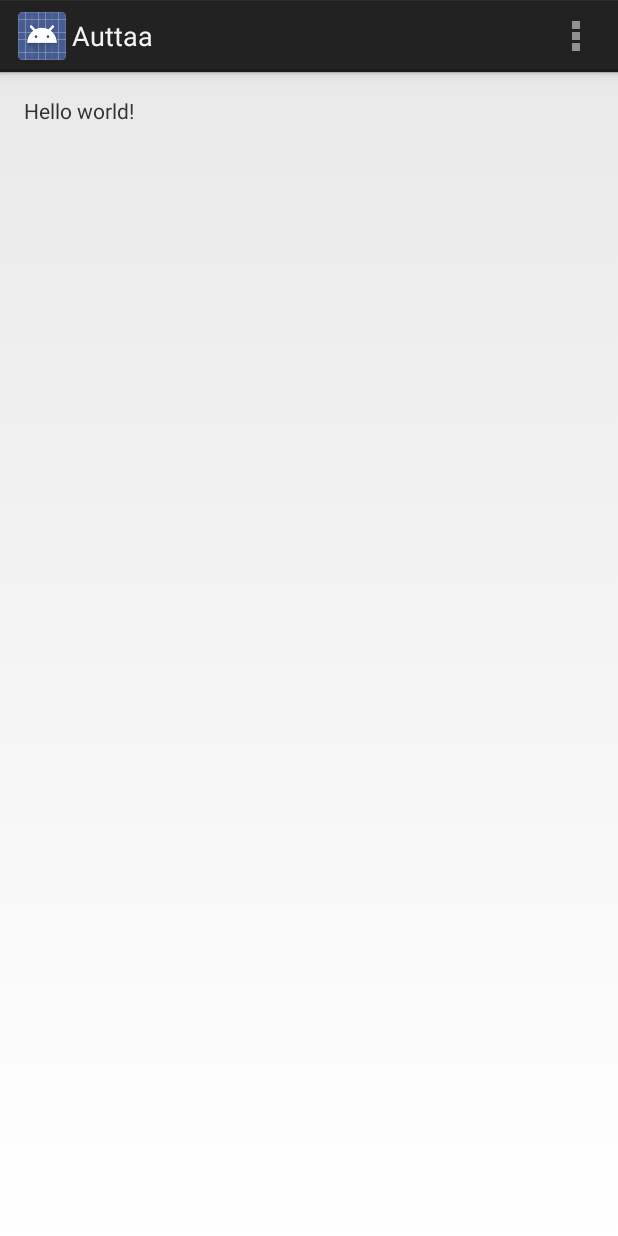
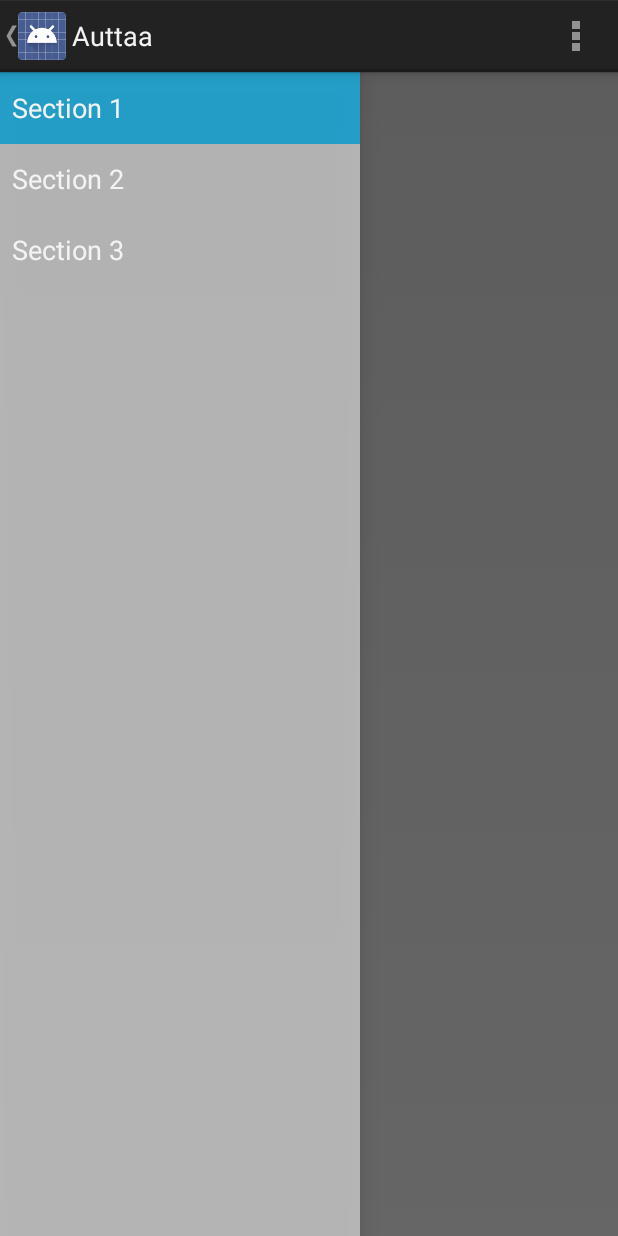
Before and after one commit to stopfaner/android, an Android app: the screen it shows after launch (MainActivity before the commit, NavDrawerActivity after it), on a phone screen of 412 x 824 dp. Run offline under Robolectric (Android 15) with nearby library versions, the phone set to English and light mode, and no system bars; 2 statements that could not run were skipped.

Commit message:
Added NavDrawer Activity Removed MainActivity Updated android manifest

```diff
--- a/app/build.gradle
+++ b/app/build.gradle
@@ -21,4 +21,5 @@ android {
 
 dependencies {
     compile fileTree(dir: 'libs', include: ['*.jar'])
+    compile 'com.android.support:support-v4:20.0.0'
 }
--- a/app/src/main/AndroidManifest.xml
+++ b/app/src/main/AndroidManifest.xml
@@ -8,7 +8,7 @@
         android:label="@string/app_name"
         android:theme="@style/AppTheme" >
         <activity
-            android:name=".MainActivity"
+            android:name=".NavDrawerActivity"
             android:label="@string/app_name" >
             <intent-filter>
                 <action android:name="android.intent.action.MAIN" />
--- a/app/src/main/java/kpi/ua/auttaa/MainActivity.java
+++ /dev/null
@@ -1,36 +0,0 @@
-package kpi.ua.auttaa;
-
-import android.app.Activity;
-import android.os.Bundle;
-import android.view.Menu;
-import android.view.MenuItem;
-
-
-public class MainActivity extends Activity {
-
-    @Override
-    protected void onCreate(Bundle savedInstanceState) {
-        super.onCreate(savedInstanceState);
-        setContentView(R.layout.activity_main);
-    }
-
-
-    @Override
-    public boolean onCreateOptionsMenu(Menu menu) {
-        // Inflate the menu; this adds items to the action bar if it is present.
-        getMenuInflater().inflate(R.menu.main, menu);
-        return true;
-    }
-
-    @Override
-    public boolean onOptionsItemSelected(MenuItem item) {
-        // Handle action bar item clicks here. The action bar will
-        // automatically handle clicks on the Home/Up button, so long
-        // as you specify a parent activity in AndroidManifest.xml.
-        int id = item.getItemId();
-        if (id == R.id.action_settings) {
-            return true;
-        }
-        return super.onOptionsItemSelected(item);
-    }
-}
--- /dev/null
+++ b/app/src/main/java/kpi/ua/auttaa/NavDrawerActivity.java
@@ -0,0 +1,140 @@
+package kpi.ua.auttaa;
+
+import android.app.ActionBar;
+import android.app.Activity;
+import android.app.Fragment;
+import android.app.FragmentManager;
+import android.os.Bundle;
+import android.support.v4.widget.DrawerLayout;
+import android.view.LayoutInflater;
+import android.view.Menu;
+import android.view.MenuItem;
+import android.view.View;
+import android.view.ViewGroup;
+
+
+public class NavDrawerActivity extends Activity
+        implements NavigationDrawerFragment.NavigationDrawerCallbacks {
+
+    /**
+     * Fragment managing the behaviors, interactions and presentation of the navigation drawer.
+     */
+    private NavigationDrawerFragment mNavigationDrawerFragment;
+
+    /**
+     * Used to store the last screen title. For use in {@link #restoreActionBar()}.
+     */
+    private CharSequence mTitle;
+
+    @Override
+    protected void onCreate(Bundle savedInstanceState) {
+        super.onCreate(savedInstanceState);
+        setContentView(R.layout.activity_nav_drawer);
+
+        mNavigationDrawerFragment = (NavigationDrawerFragment)
+                getFragmentManager().findFragmentById(R.id.navigation_drawer);
+        mTitle = getTitle();
+
+        // Set up the drawer.
+        mNavigationDrawerFragment.setUp(
+                R.id.navigation_drawer,
+                (DrawerLayout) findViewById(R.id.drawer_layout));
+    }
+
+    @Override
+    public void onNavigationDrawerItemSelected(int position) {
+        // update the main content by replacing fragments
+        FragmentManager fragmentManager = getFragmentManager();
+        fragmentManager.beginTransaction()
+                .replace(R.id.container, PlaceholderFragment.newInstance(position + 1))
+                .commit();
+    }
+
+    public void onSectionAttached(int number) {
+        switch (number) {
+            case 1:
+                mTitle = getString(R.string.title_section1);
+                break;
+            case 2:
+                mTitle = getString(R.string.title_section2);
+                break;
+            case 3:
+                mTitle = getString(R.string.title_section3);
+                break;
+        }
+    }
+
+    public void restoreActionBar() {
+        ActionBar actionBar = getActionBar();
+        actionBar.setNavigationMode(ActionBar.NAVIGATION_MODE_STANDARD);
+        actionBar.setDisplayShowTitleEnabled(true);
+        actionBar.setTitle(mTitle);
+    }
+
+
+    @Override
+    public boolean onCreateOptionsMenu(Menu menu) {
+        if (!mNavigationDrawerFragment.isDrawerOpen()) {
+            // Only show items in the action bar relevant to this screen
+            // if the drawer is not showing. Otherwise, let the drawer
+            // decide what to show in the action bar.
+            getMenuInflater().inflate(R.menu.nav_drawer, menu);
+            restoreActionBar();
+            return true;
+        }
+        return super.onCreateOptionsMenu(menu);
+    }
+
+    @Override
+    public boolean onOptionsItemSelected(MenuItem item) {
+        // Handle action bar item clicks here. The action bar will
+        // automatically handle clicks on the Home/Up button, so long
+        // as you specify a parent activity in AndroidManifest.xml.
+        int id = item.getItemId();
+        if (id == R.id.action_settings) {
+            return true;
+        }
+        return super.onOptionsItemSelected(item);
+    }
+
+    /**
+     * A placeholder fragment containing a simple view.
+     */
+    public static class PlaceholderFragment extends Fragment {
+        /**
+         * The fragment argument representing the section number for this
+         * fragment.
+         */
+        private static final String ARG_SECTION_NUMBER = "section_number";
+
+        /**
+         * Returns a new instance of this fragment for the given section
+         * number.
+         */
+        public static PlaceholderFragment newInstance(int sectionNumber) {
+            PlaceholderFragment fragment = new PlaceholderFragment();
+            Bundle args = new Bundle();
+            args.putInt(ARG_SECTION_NUMBER, sectionNumber);
+            fragment.setArguments(args);
+            return fragment;
+        }
+
+        public PlaceholderFragment() {
+        }
+
+        @Override
+        public View onCreateView(LayoutInflater inflater, ViewGroup container,
+                Bundle savedInstanceState) {
+            View rootView = inflater.inflate(R.layout.fragment_nav_drawer, container, false);
+            return rootView;
+        }
+
+        @Override
+        public void onAttach(Activity activity) {
+            super.onAttach(activity);
+            ((NavDrawerActivity) activity).onSectionAttached(
+                    getArguments().getInt(ARG_SECTION_NUMBER));
+        }
+    }
+
+}
--- /dev/null
+++ b/app/src/main/java/kpi/ua/auttaa/NavigationDrawerFragment.java
@@ -0,0 +1,282 @@
+package kpi.ua.auttaa;
+
+
+import android.app.ActionBar;
+import android.app.Activity;
+import android.app.Fragment;
+import android.content.SharedPreferences;
+import android.content.res.Configuration;
+import android.os.Bundle;
+import android.preference.PreferenceManager;
+import android.support.v4.app.ActionBarDrawerToggle;
+import android.support.v4.view.GravityCompat;
+import android.support.v4.widget.DrawerLayout;
+import android.view.LayoutInflater;
+import android.view.Menu;
+import android.view.MenuInflater;
+import android.view.MenuItem;
+import android.view.View;
+import android.view.ViewGroup;
+import android.widget.AdapterView;
+import android.widget.ArrayAdapter;
+import android.widget.ListView;
+import android.widget.Toast;
+
+/**
+ * Fragment used for managing interactions for and presentation of a navigation drawer.
+ * See the <a href="https://developer.android.com/design/patterns/navigation-drawer.html#Interaction">
+ * design guidelines</a> for a complete explanation of the behaviors implemented here.
+ */
+public class NavigationDrawerFragment extends Fragment {
+
+    /**
+     * Remember the position of the selected item.
+     */
+    private static final String STATE_SELECTED_POSITION = "selected_navigation_drawer_position";
+
+    /**
+     * Per the design guidelines, you should show the drawer on launch until the user manually
+     * expands it. This shared preference tracks this.
+     */
+    private static final String PREF_USER_LEARNED_DRAWER = "navigation_drawer_learned";
+
+    /**
+     * A pointer to the current callbacks instance (the Activity).
+     */
+    private NavigationDrawerCallbacks mCallbacks;
+
+    /**
+     * Helper component that ties the action bar to the navigation drawer.
+     */
+    private ActionBarDrawerToggle mDrawerToggle;
+
+    private DrawerLayout mDrawerLayout;
+    private ListView mDrawerListView;
+    private View mFragmentContainerView;
+
+    private int mCurrentSelectedPosition = 0;
+    private boolean mFromSavedInstanceState;
+    private boolean mUserLearnedDrawer;
+
+    public NavigationDrawerFragment() {
+    }
+
+    @Override
+    public void onCreate(Bundle savedInstanceState) {
+        super.onCreate(savedInstanceState);
+
+        // Read in the flag indicating whether or not the user has demonstrated awareness of the
+        // drawer. See PREF_USER_LEARNED_DRAWER for details.
+        SharedPreferences sp = PreferenceManager.getDefaultSharedPreferences(getActivity());
+        mUserLearnedDrawer = sp.getBoolean(PREF_USER_LEARNED_DRAWER, false);
+
+        if (savedInstanceState != null) {
+            mCurrentSelectedPosition = savedInstanceState.getInt(STATE_SELECTED_POSITION);
+            mFromSavedInstanceState = true;
+        }
+
+        // Select either the default item (0) or the last selected item.
+        selectItem(mCurrentSelectedPosition);
+    }
+
+    @Override
+    public void onActivityCreated (Bundle savedInstanceState) {
+        super.onActivityCreated(savedInstanceState);
+        // Indicate that this fragment would like to influence the set of actions in the action bar.
+        setHasOptionsMenu(true);
+    }
+
+    @Override
+    public View onCreateView(LayoutInflater inflater, ViewGroup container,
+            Bundle savedInstanceState) {
+        mDrawerListView = (ListView) inflater.inflate(
+                R.layout.fragment_navigation_drawer, container, false);
+        mDrawerListView.setOnItemClickListener(new AdapterView.OnItemClickListener() {
+            @Override
+            public void onItemClick(AdapterView<?> parent, View view, int position, long id) {
+                selectItem(position);
+            }
+        });
+        mDrawerListView.setAdapter(new ArrayAdapter<String>(
+                getActionBar().getThemedContext(),
+                android.R.layout.simple_list_item_activated_1,
+                android.R.id.text1,
+                new String[]{
+                        getString(R.string.title_section1),
+                        getString(R.string.title_section2),
+                        getString(R.string.title_section3),
+                }));
+        mDrawerListView.setItemChecked(mCurrentSelectedPosition, true);
+        return mDrawerListView;
+    }
+
+    public boolean isDrawerOpen() {
+        return mDrawerLayout != null && mDrawerLayout.isDrawerOpen(mFragmentContainerView);
+    }
+
+    /**
+     * Users of this fragment must call this method to set up the navigation drawer interactions.
+     *
+     * @param fragmentId   The android:id of this fragment in its activity's layout.
+     * @param drawerLayout The DrawerLayout containing this fragment's UI.
+     */
+    public void setUp(int fragmentId, DrawerLayout drawerLayout) {
+        mFragmentContainerView = getActivity().findViewById(fragmentId);
+        mDrawerLayout = drawerLayout;
+
+        // set a custom shadow that overlays the main content when the drawer opens
+        mDrawerLayout.setDrawerShadow(R.drawable.drawer_shadow, GravityCompat.START);
+        // set up the drawer's list view with items and click listener
+
+        ActionBar actionBar = getActionBar();
+        actionBar.setDisplayHomeAsUpEnabled(true);
+        actionBar.setHomeButtonEnabled(true);
+
+        // ActionBarDrawerToggle ties together the the proper interactions
+        // between the navigation drawer and the action bar app icon.
+        mDrawerToggle = new ActionBarDrawerToggle(
+                getActivity(),                    /* host Activity */
+                mDrawerLayout,                    /* DrawerLayout object */
+                R.drawable.ic_drawer,             /* nav drawer image to replace 'Up' caret */
+                R.string.navigation_drawer_open,  /* "open drawer" description for accessibility */
+                R.string.navigation_drawer_close  /* "close drawer" description for accessibility */
+        ) {
+            @Override
+            public void onDrawerClosed(View drawerView) {
+                super.onDrawerClosed(drawerView);
+                if (!isAdded()) {
+                    return;
+                }
+
+                getActivity().invalidateOptionsMenu(); // calls onPrepareOptionsMenu()
+            }
+
+            @Override
+            public void onDrawerOpened(View drawerView) {
+                super.onDrawerOpened(drawerView);
+                if (!isAdded()) {
+                    return;
+                }
+
+                if (!mUserLearnedDrawer) {
+                    // The user manually opened the drawer; store this flag to prevent auto-showing
+                    // the navigation drawer automatically in the future.
+                    mUserLearnedDrawer = true;
+                    SharedPreferences sp = PreferenceManager
+                            .getDefaultSharedPreferences(getActivity());
+                    sp.edit().putBoolean(PREF_USER_LEARNED_DRAWER, true).apply();
+                }
+
+                getActivity().invalidateOptionsMenu(); // calls onPrepareOptionsMenu()
+            }
+        };
+
+        // If the user hasn't 'learned' about the drawer, open it to introduce them to the drawer,
+        // per the navigation drawer design guidelines.
+        if (!mUserLearnedDrawer && !mFromSavedInstanceState) {
+            mDrawerLayout.openDrawer(mFragmentContainerView);
+        }
+
+        // Defer code dependent on restoration of previous instance state.
+        mDrawerLayout.post(new Runnable() {
+            @Override
+            public void run() {
+                mDrawerToggle.syncState();
+            }
+        });
+
+        mDrawerLayout.setDrawerListener(mDrawerToggle);
+    }
+
+    private void selectItem(int position) {
+        mCurrentSelectedPosition = position;
+        if (mDrawerListView != null) {
+            mDrawerListView.setItemChecked(position, true);
+        }
+        if (mDrawerLayout != null) {
+            mDrawerLayout.closeDrawer(mFragmentContainerView);
+        }
+        if (mCallbacks != null) {
+            mCallbacks.onNavigationDrawerItemSelected(position);
+        }
+    }
+
+    @Override
+    public void onAttach(Activity activity) {
+        super.onAttach(activity);
+        try {
+            mCallbacks = (NavigationDrawerCallbacks) activity;
+        } catch (ClassCastException e) {
+            throw new ClassCastException("Activity must implement NavigationDrawerCallbacks.");
+        }
+    }
+
+    @Override
+    public void onDetach() {
+        super.onDetach();
+        mCallbacks = null;
+    }
+
+    @Override
+    public void onSaveInstanceState(Bundle outState) {
+        super.onSaveInstanceState(outState);
+        outState.putInt(STATE_SELECTED_POSITION, mCurrentSelectedPosition);
+    }
+
+    @Override
+    public void onConfigurationChanged(Configuration newConfig) {
+        super.onConfigurationChanged(newConfig);
+        // Forward the new configuration the drawer toggle component.
+        mDrawerToggle.onConfigurationChanged(newConfig);
+    }
+
+    @Override
+    public void onCreateOptionsMenu(Menu menu, MenuInflater inflater) {
+        // If the drawer is open, show the global app actions in the action bar. See also
+        // showGlobalContextActionBar, which controls the top-left area of the action bar.
+        if (mDrawerLayout != null && isDrawerOpen()) {
+            inflater.inflate(R.menu.global, menu);
+            showGlobalContextActionBar();
+        }
+        super.onCreateOptionsMenu(menu, inflater);
+    }
+
+    @Override
+    public boolean onOptionsItemSelected(MenuItem item) {
+        if (mDrawerToggle.onOptionsItemSelected(item)) {
+            return true;
+        }
+
+        if (item.getItemId() == R.id.action_example) {
+            Toast.makeText(getActivity(), "Example action.", Toast.LENGTH_SHORT).show();
+            return true;
+        }
+
+        return super.onOptionsItemSelected(item);
+    }
+
+    /**
+     * Per the navigation drawer design guidelines, updates the action bar to show the global app
+     * 'context', rather than just what's in the current screen.
+     */
+    private void showGlobalContextActionBar() {
+        ActionBar actionBar = getActionBar();
+        actionBar.setDisplayShowTitleEnabled(true);
+        actionBar.setNavigationMode(ActionBar.NAVIGATION_MODE_STANDARD);
+        actionBar.setTitle(R.string.app_name);
+    }
+
+    private ActionBar getActionBar() {
+        return getActivity().getActionBar();
+    }
+
+    /**
+     * Callbacks interface that all activities using this fragment must implement.
+     */
+    public static interface NavigationDrawerCallbacks {
+        /**
+         * Called when an item in the navigation drawer is selected.
+         */
+        void onNavigationDrawerItemSelected(int position);
+    }
+}
--- /dev/null
+++ b/app/src/main/res/layout/activity_nav_drawer.xml
@@ -0,0 +1,31 @@
+<!-- A DrawerLayout is intended to be used as the top-level content view using match_parent for both width and height to consume the full space available. -->
+<android.support.v4.widget.DrawerLayout
+    xmlns:android="http://schemas.android.com/apk/res/android"
+    xmlns:tools="http://schemas.android.com/tools"
+    android:id="@+id/drawer_layout"
+    android:layout_width="match_parent"
+    android:layout_height="match_parent"
+    tools:context="kpi.ua.auttaa.NavDrawerActivity">
+
+    <!-- As the main content view, the view below consumes the entire
+         space available using match_parent in both dimensions. -->
+    <FrameLayout
+        android:id="@+id/container"
+        android:layout_width="match_parent"
+        android:layout_height="match_parent" />
+
+    <!-- android:layout_gravity="start" tells DrawerLayout to treat
+         this as a sliding drawer on the left side for left-to-right
+         languages and on the right side for right-to-left languages.
+         If you're not building against API 17 or higher, use
+         android:layout_gravity="left" instead. -->
+    <!-- The drawer is given a fixed width in dp and extends the full height of
+         the container. -->
+    <fragment android:id="@+id/navigation_drawer"
+        android:layout_width="@dimen/navigation_drawer_width"
+        android:layout_height="match_parent"
+        android:layout_gravity="start"
+        android:name="kpi.ua.auttaa.NavigationDrawerFragment"
+        tools:layout="@layout/fragment_navigation_drawer" />
+
+</android.support.v4.widget.DrawerLayout>
--- a/app/src/main/res/layout/activity_main.xml
+++ b/app/src/main/res/layout/fragment_nav_drawer.xml
@@ -6,10 +6,10 @@
     android:paddingRight="@dimen/activity_horizontal_margin"
     android:paddingTop="@dimen/activity_vertical_margin"
     android:paddingBottom="@dimen/activity_vertical_margin"
-    tools:context=".MainActivity">
+    tools:context="kpi.ua.auttaa.NavDrawerActivity$PlaceholderFragment">
 
     <TextView
-        android:text="@string/hello_world"
+        android:id="@+id/section_label"
         android:layout_width="wrap_content"
         android:layout_height="wrap_content" />
 
--- /dev/null
+++ b/app/src/main/res/layout/fragment_navigation_drawer.xml
@@ -0,0 +1,9 @@
+<ListView xmlns:android="http://schemas.android.com/apk/res/android"
+    xmlns:tools="http://schemas.android.com/tools"
+    android:layout_width="match_parent"
+    android:layout_height="match_parent"
+    android:choiceMode="singleChoice"
+    android:divider="@android:color/transparent"
+    android:dividerHeight="0dp"
+    android:background="#cccc"
+    tools:context="kpi.ua.auttaa.NavigationDrawerFragment" />
--- /dev/null
+++ b/app/src/main/res/menu/global.xml
@@ -0,0 +1,6 @@
+<menu xmlns:android="http://schemas.android.com/apk/res/android">
+    <item android:id="@+id/action_settings"
+        android:title="@string/action_settings"
+        android:orderInCategory="100"
+        android:showAsAction="never" />
+</menu>
--- /dev/null
+++ b/app/src/main/res/menu/nav_drawer.xml
@@ -0,0 +1,11 @@
+<menu xmlns:android="http://schemas.android.com/apk/res/android"
+    xmlns:tools="http://schemas.android.com/tools"
+    tools:context="kpi.ua.auttaa.NavDrawerActivity" >
+    <item android:id="@+id/action_example"
+        android:title="@string/action_example"
+        android:showAsAction="withText|ifRoom" />
+    <item android:id="@+id/action_settings"
+        android:title="@string/action_settings"
+        android:orderInCategory="100"
+        android:showAsAction="never" />
+</menu>
--- a/app/src/main/res/values/dimens.xml
+++ b/app/src/main/res/values/dimens.xml
@@ -1,5 +1,9 @@
+<?xml version="1.0" encoding="utf-8"?>
 <resources>
+
     <!-- Default screen margins, per the Android Design guidelines. -->
     <dimen name="activity_horizontal_margin">16dp</dimen>
     <dimen name="activity_vertical_margin">16dp</dimen>
+    <dimen name="navigation_drawer_width">240dp</dimen>
+
 </resources>
--- a/app/src/main/res/values/strings.xml
+++ b/app/src/main/res/values/strings.xml
@@ -4,5 +4,12 @@
     <string name="app_name">Auttaa</string>
     <string name="hello_world">Hello world!</string>
     <string name="action_settings">Settings</string>
+    <string name="title_activity_nav_drawer">NavDrawerActivity</string>
+    <string name="title_section1">Section 1</string>
+    <string name="title_section2">Section 2</string>
+    <string name="title_section3">Section 3</string>
+    <string name="navigation_drawer_open">Open navigation drawer</string>
+    <string name="navigation_drawer_close">Close navigation drawer</string>
+    <string name="action_example">Example action</string>
 
 </resources>
```
Also changed, not shown: app/src/main/res/drawable-hdpi/drawer_shadow.9.png (added), app/src/main/res/drawable-hdpi/ic_drawer.png (added), app/src/main/res/drawable-mdpi/drawer_shadow.9.png (added), app/src/main/res/drawable-mdpi/ic_drawer.png (added), app/src/main/res/drawable-xhdpi/drawer_shadow.9.png (added), app/src/main/res/drawable-xhdpi/ic_drawer.png (added), app/src/main/res/drawable-xxhdpi/drawer_shadow.9.png (added), app/src/main/res/drawable-xxhdpi/ic_drawer.png (added), 1 other file.
